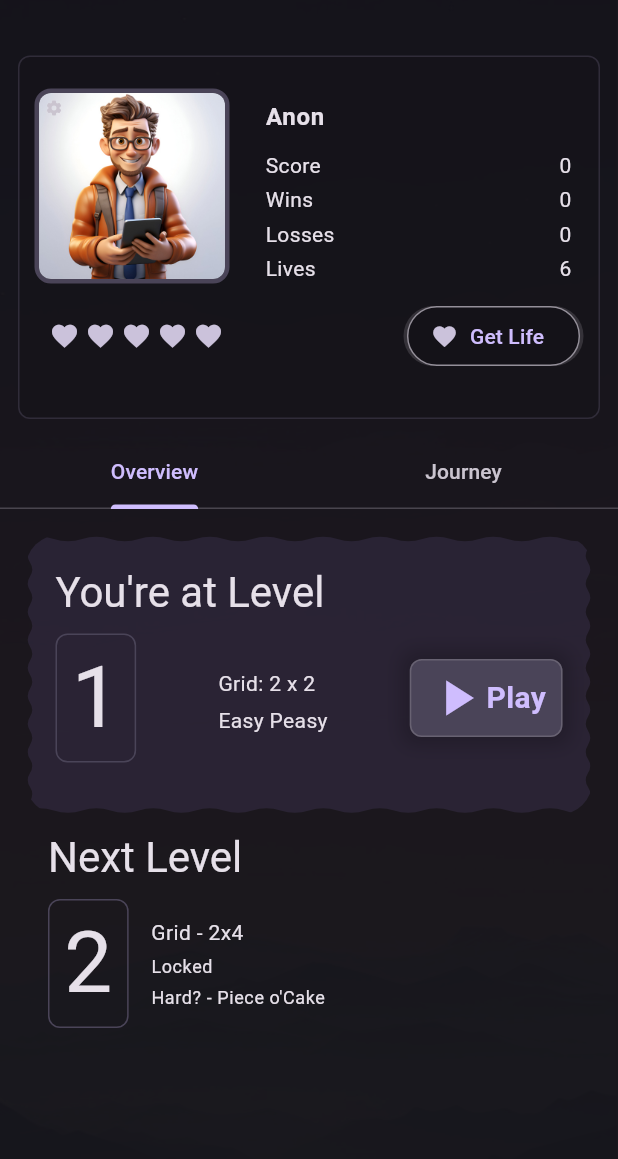
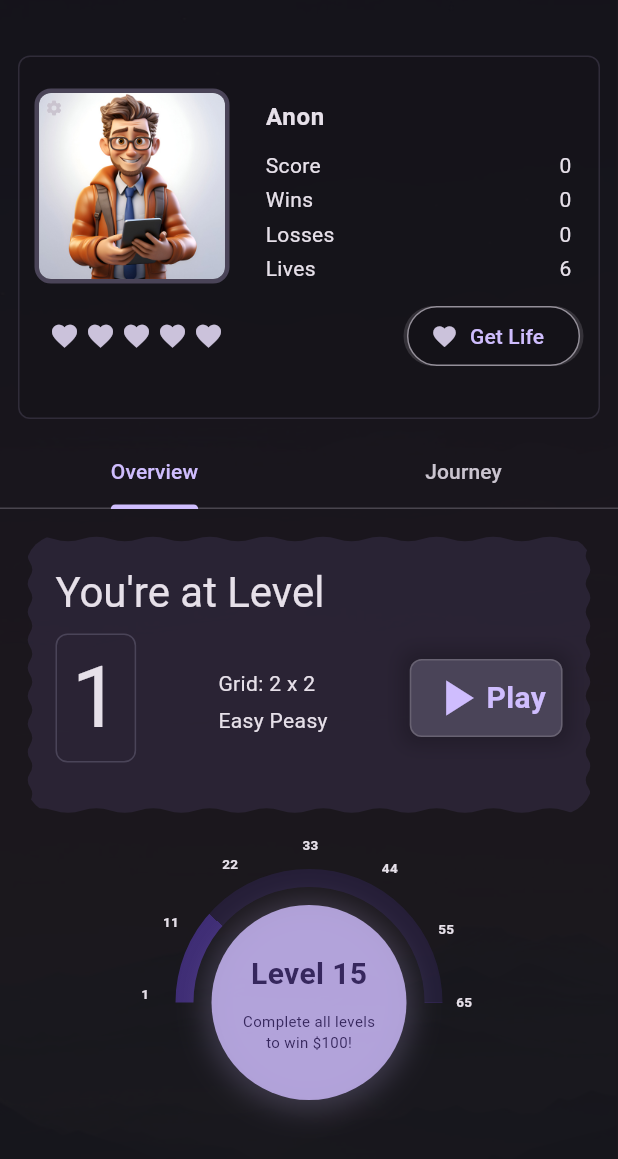
Before and after one commit to HaseebKahn365/cellz_lite, a Flutter app: the screen it shows after launch, after a tap on "Get Life", on a phone screen of 412 x 824 dp. Shown: the top 1159 px of the screen. Run offline on Flutter 3.47's test engine with Material 3 defaults, Android fonts, the phone set to English and light mode, and no system bars; drawn by our look-alikes of flutter_animate; our stand-ins replace audioplayers, rive, shared_preferences, timeline_tile; missing offline and left inert: flame.

Commit message:
added the knob for levels

```diff
--- a/lib/Profile_Section/current_level_clipper.dart
+++ b/lib/Profile_Section/current_level_clipper.dart
@@ -273,7 +273,6 @@ class CurrentLevelContainer extends StatelessWidget {
                     ],
                   ),
                   const SizedBox(height: 15),
-                  HistoryElement(),
                 ],
               ),
             ),
--- a/lib/dealing_with_data/User.dart
+++ b/lib/dealing_with_data/User.dart
@@ -29,9 +29,9 @@ class UserProvider extends ChangeNotifier {
     _prefs = await SharedPreferences.getInstance();
     name = _prefs?.getString('name') ?? 'Anon';
     score = _prefs?.getInt('score') ?? 0;
-    currentLevelIndex = _prefs?.getInt('currentLevelIndex') ?? 0;
+    // currentLevelIndex = _prefs?.getInt('currentLevelIndex') ?? 0;
 
-    // currentLevelIndex = 0;
+    currentLevelIndex = 0;
     wins = _prefs?.getInt('wins') ?? 0;
     losses = _prefs?.getInt('losses') ?? 0;
     lives = _prefs?.getInt('lives') ?? 5;
--- a/lib/home.dart
+++ b/lib/home.dart
@@ -2,6 +2,8 @@
 
 // import 'package:animations/animations.dart';
 import 'dart:io';
+import 'dart:math';
+import 'dart:ui';
 
 import 'package:cellz_lite/Profile_Section/current_level_clipper.dart';
 import 'package:cellz_lite/Profile_Section/profile.dart';
@@ -175,60 +177,201 @@ class OverviewTab extends StatelessWidget {
 
             CurrentLevelContainer(),
             SizedBox(height: 10),
-            (userProvider.currentLevelIndex < 64)
-                ? Padding(
-                    padding: const EdgeInsets.symmetric(horizontal: 15.0),
-                    child: Column(
-                      crossAxisAlignment: CrossAxisAlignment.start,
-                      children: [
-                        Text(
-                          'Next Level',
-                          style: Theme.of(context).textTheme.headlineMedium,
-                        ),
-                        const SizedBox(height: 10),
-                        Row(children: [
-                          Container(
-                            padding: const EdgeInsets.all(10),
-                            decoration: BoxDecoration(
-                              border: Border.all(color: Theme.of(context).colorScheme.secondaryContainer),
-                              borderRadius: BorderRadius.circular(8),
-                            ),
-                            child: Text(
-                              nextLevel.id.toString(),
-                              style: Theme.of(context).textTheme.displayLarge,
-                            ),
-                          ),
-
-                          //create a text for showing the grid of the level ie.3x3
-                          const SizedBox(width: 15),
-                          Column(
-                            crossAxisAlignment: CrossAxisAlignment.start,
-                            children: [
-                              Text(
-                                'Grid - ${nextLevel.xPoints}x${nextLevel.yPoints}',
-                                style: Theme.of(context).textTheme.bodyMedium,
-                              ),
-                              const SizedBox(height: 5),
-                              Text(
-                                //showing the number of attempts made
-                                'Locked',
-                                style: Theme.of(context).textTheme.bodySmall,
-                              ),
-                              const SizedBox(height: 5),
-                              Text(
-                                'Hard? - ${nextLevel.grade}',
-                                style: Theme.of(context).textTheme.bodySmall,
-                              ),
-                            ],
-                          ),
-                        ]),
-                      ],
-                    ),
-                  )
-                : Container(),
+            Center(
+              child: FunkyLevelsRadial(
+                currentLevel: userProvider.currentLevelIndex + 15,
+                totalLevels: 65,
+                diameter: 230,
+                progressColor: Theme.of(context).colorScheme.primaryFixedDim,
+                backgroundColor: Theme.of(context).colorScheme.primaryContainer,
+                centerColor: Theme.of(context).colorScheme.primary.withOpacity(0.8),
+                labels: [
+                  //levels from 1 to 65 display only the levels that are multiples of 5
+                  for (int i = 1; i <= 65; i++)
+                    if (i == 1 || i % 11 == 0 || i == 65) LabelData(i * 180 / 65, '$i'),
+                ],
+                levelTextStyle: TextStyle(fontSize: 20, fontWeight: FontWeight.bold, color: Theme.of(context).colorScheme.onPrimary),
+                subtitleTextStyle: TextStyle(fontSize: 10, color: Theme.of(context).colorScheme.onPrimary),
+                labelTextStyle: TextStyle(
+                  fontSize: 9,
+                  fontWeight: FontWeight.bold,
+                ),
+                progressWidth: 10,
+                backgroundWidth: 12,
+                labelOffset: 10,
+              ),
+            ),
           ],
         ),
       );
     });
   }
 }
+
+class FunkyLevelsRadial extends StatelessWidget {
+  final int currentLevel;
+  final int totalLevels;
+  final double diameter;
+  final Color progressColor;
+  final Color backgroundColor;
+  final Color centerColor;
+  final List<LabelData> labels;
+  final TextStyle levelTextStyle;
+  final TextStyle subtitleTextStyle;
+  final TextStyle labelTextStyle;
+  final double progressWidth;
+  final double backgroundWidth;
+  final double labelOffset;
+
+  FunkyLevelsRadial({
+    Key? key,
+    required this.currentLevel,
+    this.totalLevels = 65,
+    this.diameter = 300,
+    this.progressColor = Colors.blue,
+    this.backgroundColor = Colors.grey,
+    this.centerColor = Colors.white,
+    this.labels = const [],
+    this.levelTextStyle = const TextStyle(fontSize: 24, fontWeight: FontWeight.bold),
+    this.subtitleTextStyle = const TextStyle(fontSize: 14),
+    this.labelTextStyle = const TextStyle(fontSize: 12, fontWeight: FontWeight.bold),
+    this.progressWidth = 10,
+    this.backgroundWidth = 10,
+    this.labelOffset = 20,
+  }) : super(key: key);
+
+  @override
+  Widget build(BuildContext context) {
+    final double progress = currentLevel / totalLevels;
+
+    return Container(
+      width: diameter,
+      height: diameter,
+      child: Stack(
+        children: [
+          ShaderMask(
+            shaderCallback: (rect) {
+              return SweepGradient(
+                startAngle: degToRad(180),
+                endAngle: degToRad(360),
+                colors: [progressColor, progressColor.withOpacity(0.3)],
+                stops: [progress, progress],
+              ).createShader(rect);
+            },
+            child: Padding(
+              padding: const EdgeInsets.all(12.0),
+              child: Center(
+                child: CustomArc(
+                  diameter: diameter - 60,
+                  backgroundColor: backgroundColor,
+                  backgroundWidth: backgroundWidth,
+                ),
+              ),
+            ),
+          ),
+          Center(
+            child: Container(
+              width: diameter - 100, //radius of the center circle
+              height: diameter - 100,
+              decoration: BoxDecoration(
+                color: centerColor,
+                shape: BoxShape.circle,
+                boxShadow: [
+                  BoxShadow(
+                    blurRadius: 15,
+                    spreadRadius: 5,
+                    color: progressColor.withOpacity(0.2),
+                    offset: Offset(0, 2),
+                  ),
+                ],
+              ),
+              child: Column(
+                mainAxisAlignment: MainAxisAlignment.center,
+                children: [
+                  Text('Level $currentLevel', style: levelTextStyle),
+                  SizedBox(height: 10),
+                  Text('Complete all levels', style: subtitleTextStyle),
+                  Text('to win \$100!', style: subtitleTextStyle),
+                ],
+              ),
+            ),
+          ),
+          ...labels.map((label) => _buildLabelText(label)),
+        ],
+      ),
+    );
+  }
+
+  Widget _buildLabelText(LabelData label) {
+    final double radians = degToRad(label.angle + 180);
+    final double x = cos(radians) * (diameter / 2 - labelOffset);
+    final double y = sin(radians) * (diameter / 2 - labelOffset);
+
+    return Positioned(
+      left: diameter / 2 + x - 7,
+      top: diameter / 2 + y - 7,
+      child: Text(label.text, style: labelTextStyle),
+    );
+  }
+}
+
+class CustomArc extends StatelessWidget {
+  final double diameter;
+  final Color backgroundColor;
+  final double backgroundWidth;
+
+  CustomArc({
+    required this.diameter,
+    required this.backgroundColor,
+    required this.backgroundWidth,
+  });
+
+  @override
+  Widget build(BuildContext context) {
+    return CustomPaint(
+      painter: CustomArcPainter(
+        backgroundColor: backgroundColor,
+        backgroundWidth: backgroundWidth,
+      ),
+      size: Size(diameter, diameter),
+    );
+  }
+}
+
+class CustomArcPainter extends CustomPainter {
+  final Color backgroundColor;
+  final double backgroundWidth;
+
+  CustomArcPainter({
+    required this.backgroundColor,
+    required this.backgroundWidth,
+  });
+
+  @override
+  void paint(Canvas canvas, Size size) {
+    Paint paint = Paint()
+      ..color = backgroundColor
+      ..strokeWidth = backgroundWidth
+      ..style = PaintingStyle.stroke;
+
+    canvas.drawArc(
+      Rect.fromCircle(center: Offset(size.width / 2, size.height / 2), radius: size.width / 2 - 2),
+      pi,
+      pi,
+      false,
+      paint,
+    );
+  }
+
+  @override
+  bool shouldRepaint(covariant CustomPainter oldDelegate) => false;
+}
+
+class LabelData {
+  final double angle;
+  final String text;
+
+  LabelData(this.angle, this.text);
+}
+
+double degToRad(num deg) => deg * (pi / 180.0);
```
